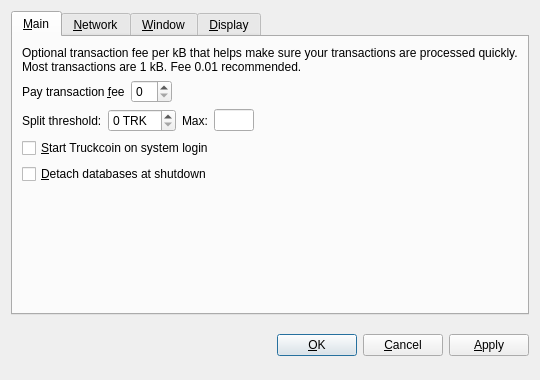
Old version of the form src/qt/forms/optionsdialog.ui in the repository truckit/Truckcoin.
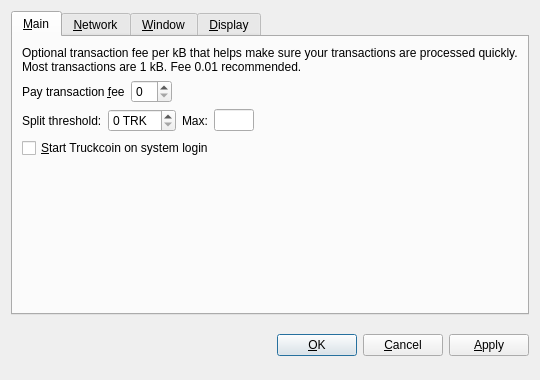
New version of the form. Custom widgets are drawn as their Qt base class.

Commit message:
Remove -detachdb and stop's detach argument.
As the only BDB database left is the wallet, and it is always
detached.

Also remove IsChainFile() predicate and related chainfile-specific
logic.

Diff of the .ui file:
```diff
--- a/src/qt/forms/optionsdialog.ui
+++ b/src/qt/forms/optionsdialog.ui
@@ -152,16 +152,6 @@
          </property>
         </widget>
        </item>
-       <item>
-        <widget class="QCheckBox" name="detachDatabases">
-         <property name="toolTip">
-          <string>Detach block and address databases at shutdown. This means they can be moved to another data directory, but it slows down shutdown. The wallet is always detached.</string>
-         </property>
-         <property name="text">
-          <string>&amp;Detach databases at shutdown</string>
-         </property>
-        </widget>
-       </item>
        <item>
         <spacer name="verticalSpacer_Main">
          <property name="orientation">
```
The commit also changes 8 other files.
